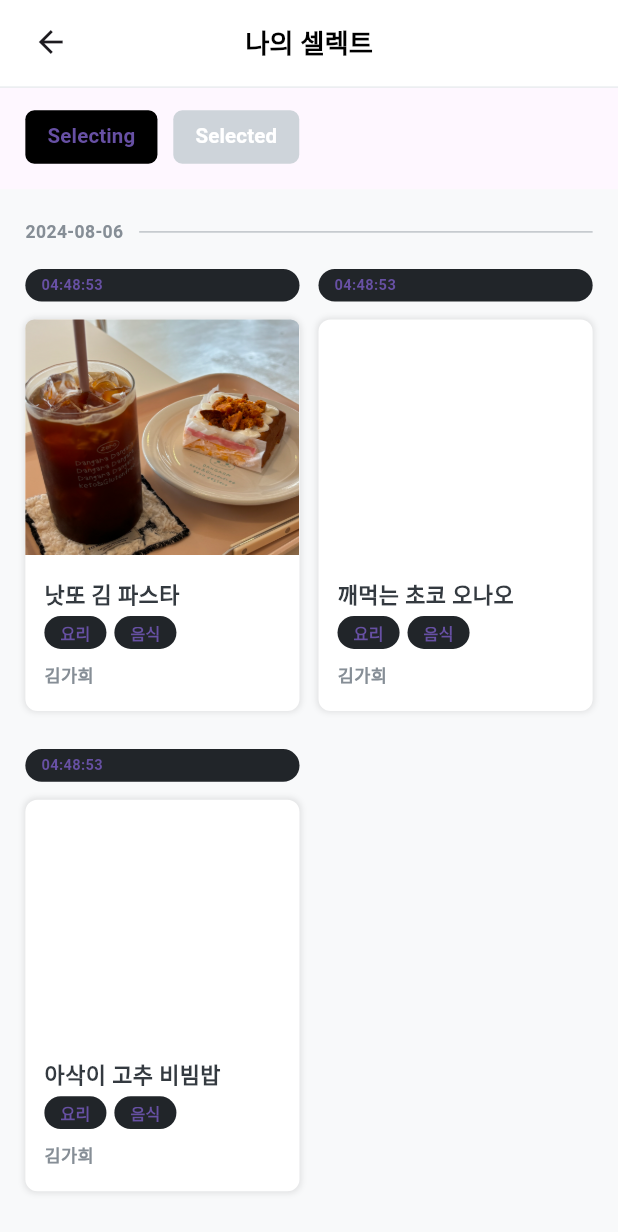
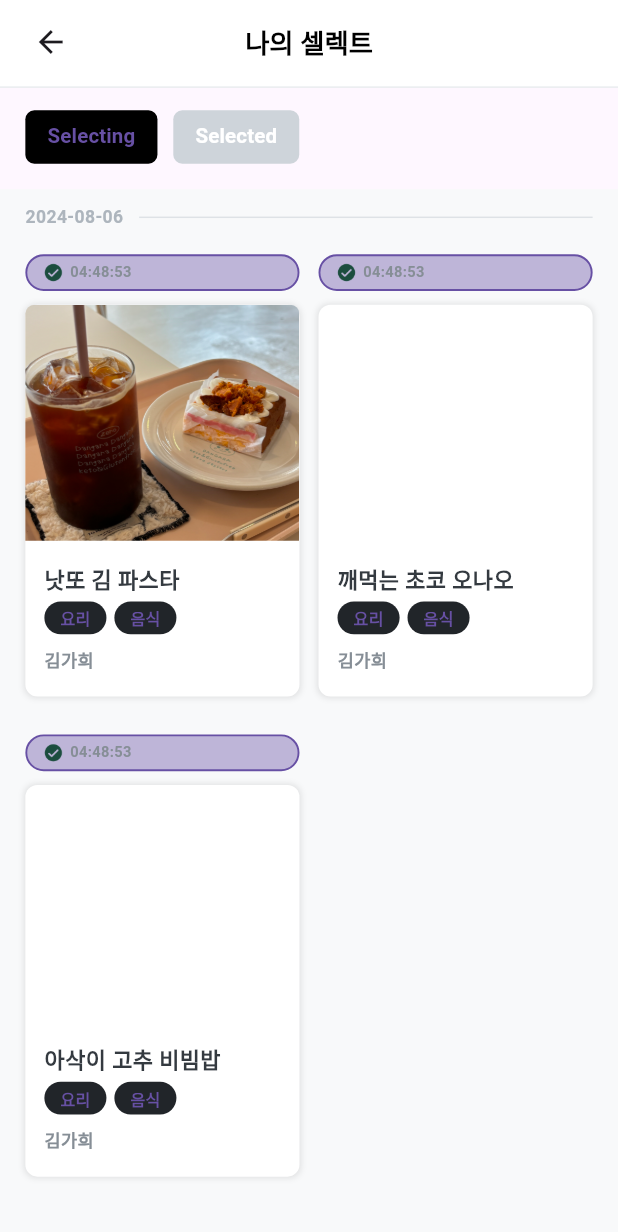
Before and after one commit to collecter1110/collecter, a Flutter app: the UsersSelectScreen screen opened directly, on a phone screen of 412 x 824 dp. Shown: the top 1232 px of the screen. Run offline on Flutter 3.47's test engine with Material 3 defaults, Android fonts, the phone set to English and light mode, and no system bars; our stand-ins replace flutter_dotenv, flutter_screenutil, fluttertoast, image_picker, supabase_flutter; accounts and stored records are empty; Roboto replaces fonts that are missing (Pretendard, PretendardRegular).

Commit message:
fix : UserSelectScreen UI/UX

```diff
--- /dev/null
+++ b/lib/components/ui_kit/select_status_tag.dart
@@ -0,0 +1,68 @@
+import 'package:flutter/material.dart';
+import 'package:flutter_screenutil/flutter_screenutil.dart';
+
+class SelectStatusTag extends StatelessWidget {
+  final bool isSelecting;
+  const SelectStatusTag({
+    super.key,
+    required this.isSelecting,
+  });
+
+  @override
+  Widget build(BuildContext context) {
+    return Container(
+      width: double.infinity,
+      decoration: BoxDecoration(
+        color: Theme.of(context).primaryColor.withOpacity(0.4),
+        borderRadius: BorderRadius.circular(50.0),
+        border: Border.all(
+          color: Theme.of(context).primaryColor,
+          //  color: Color(0xFF45de99),
+          // width: 0.5.w
+          width: 1.2.w,
+        ),
+      ),
+      child: Padding(
+        padding: EdgeInsets.symmetric(horizontal: 10.0.w, vertical: 2.0.h),
+        child: Row(
+          mainAxisAlignment: MainAxisAlignment.spaceBetween,
+          crossAxisAlignment: CrossAxisAlignment.center,
+          children: [
+            Row(
+              mainAxisAlignment: MainAxisAlignment.start,
+              children: [
+                Image.asset('assets/icons/icon_check.png',
+                    height: 14.0.h, color: Color(0xFF1b4d3e)),
+                SizedBox(
+                  width: 4.0.w,
+                ),
+                Text(
+                  '04:48:53',
+                  style: TextStyle(
+                    color: Color(0xFF868e96),
+                    fontSize: 10.0.sp,
+                    fontFamily: 'Pretendard',
+                    fontWeight: FontWeight.w700,
+                    height: 1.8,
+                  ),
+                ),
+              ],
+            ),
+            isSelecting
+                ? SizedBox.shrink()
+                : Text(
+                    'test_01',
+                    style: TextStyle(
+                      color: Color(0xFF212529),
+                      fontSize: 10.0.sp,
+                      fontFamily: 'Pretendard',
+                      fontWeight: FontWeight.w800,
+                      height: 1.8,
+                    ),
+                  ),
+          ],
+        ),
+      ),
+    );
+  }
+}
--- a/lib/components/widget/select_widget.dart
+++ b/lib/components/widget/select_widget.dart
@@ -2,6 +2,7 @@ import 'package:flutter/material.dart';
 import 'package:flutter_screenutil/flutter_screenutil.dart';
 
 import '../card/selection.dart';
+import '../ui_kit/select_status_tag.dart';
 
 class SelectWidget extends StatelessWidget {
   final bool isSelecting;
@@ -12,7 +13,7 @@ class SelectWidget extends StatelessWidget {
     return Container(
       color: Color(0xFFf8f9fa),
       child: ListView.builder(
-        padding: EdgeInsets.symmetric(vertical: 20.0.h),
+        padding: EdgeInsets.symmetric(vertical: 10.0.h),
         scrollDirection: Axis.vertical,
         shrinkWrap: true,
         itemCount: 7,
@@ -29,7 +30,7 @@ class SelectWidget extends StatelessWidget {
                     Text(
                       '2024-08-06',
                       style: TextStyle(
-                        color: Color(0xFF868E96),
+                        color: Color(0xFFadb5bd),
                         fontSize: 12.0.sp,
                         fontFamily: 'Pretendard',
                         fontWeight: FontWeight.w600,
@@ -41,8 +42,8 @@ class SelectWidget extends StatelessWidget {
                     ),
                     Expanded(
                       child: Divider(
-                        thickness: 0.5,
-                        color: Color(0xFF868E96),
+                        thickness: 1.0.h,
+                        color: Color(0xFFdee2e6),
                       ),
                     ),
                   ],
@@ -64,44 +65,11 @@ class SelectWidget extends StatelessWidget {
                   return Column(
                     mainAxisAlignment: MainAxisAlignment.spaceBetween,
                     children: [
-                      Container(
-                        width: double.infinity,
-                        decoration: ShapeDecoration(
-                          color: Color(0xFF212529),
-                          shape: RoundedRectangleBorder(
-                            borderRadius: BorderRadius.circular(50.0),
-                          ),
-                        ),
-                        child: Padding(
-                          padding: EdgeInsets.symmetric(
-                              horizontal: 10.0.w, vertical: 4.0.h),
-                          child: Row(
-                            mainAxisAlignment: MainAxisAlignment.spaceBetween,
-                            children: [
-                              Text(
-                                '04:48:53',
-                                style: TextStyle(
-                                  color: Theme.of(context).primaryColor,
-                                  fontSize: 10.0.sp,
-                                  fontFamily: 'Pretendard',
-                                  fontWeight: FontWeight.w600,
-                                ),
-                              ),
-                              isSelecting
-                                  ? SizedBox.shrink()
-                                  : Text(
-                                      '부드러운 아보카도',
-                                      style: TextStyle(
-                                        color: Colors.white,
-                                        fontSize: 10.0.sp,
-                                        fontFamily: 'Pretendard',
-                                        fontWeight: FontWeight.w600,
-                                      ),
-                                    ),
-                            ],
-                          ),
-                        ),
-                      ),
+                      Padding(
+                          padding: const EdgeInsets.symmetric(horizontal: 0.0),
+                          child: SelectStatusTag(
+                            isSelecting: isSelecting,
+                          )),
                       Selection(
                         index: index,
                       ),
```
Also changed, not shown: assets/icons/icon_check.png (added).
